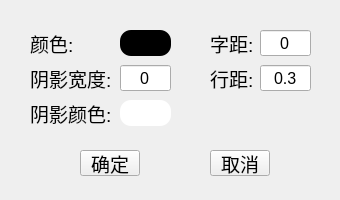
First picture: the form in characterStyle.ui, repository MagiaClay/PDF_translator, before the edit.
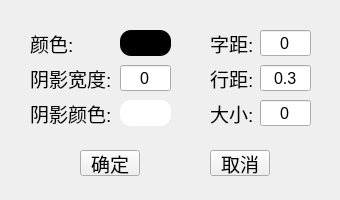
Second picture: the form after the edit. Icons and pictures are not drawn.

What changed in the file:
```diff
--- a/characterStyle.ui
+++ b/characterStyle.ui
@@ -427,6 +427,70 @@
     <set>Qt::AlignCenter</set>
    </property>
   </widget>
+  <widget class="QLabel" name="label_18">
+   <property name="geometry">
+    <rect>
+     <x>210</x>
+     <y>100</y>
+     <width>51</width>
+     <height>26</height>
+    </rect>
+   </property>
+   <property name="minimumSize">
+    <size>
+     <width>0</width>
+     <height>0</height>
+    </size>
+   </property>
+   <property name="maximumSize">
+    <size>
+     <width>666666</width>
+     <height>26</height>
+    </size>
+   </property>
+   <property name="font">
+    <font>
+     <pointsize>14</pointsize>
+     <bold>false</bold>
+    </font>
+   </property>
+   <property name="contextMenuPolicy">
+    <enum>Qt::DefaultContextMenu</enum>
+   </property>
+   <property name="autoFillBackground">
+    <bool>false</bool>
+   </property>
+   <property name="styleSheet">
+    <string notr="true"/>
+   </property>
+   <property name="text">
+    <string>大小:</string>
+   </property>
+  </widget>
+  <widget class="QLineEdit" name="lineEdit_4">
+   <property name="geometry">
+    <rect>
+     <x>260</x>
+     <y>100</y>
+     <width>51</width>
+     <height>26</height>
+    </rect>
+   </property>
+   <property name="font">
+    <font>
+     <pointsize>12</pointsize>
+    </font>
+   </property>
+   <property name="text">
+    <string>0</string>
+   </property>
+   <property name="maxLength">
+    <number>4</number>
+   </property>
+   <property name="alignment">
+    <set>Qt::AlignCenter</set>
+   </property>
+  </widget>
  </widget>
  <resources/>
  <connections/>
```
